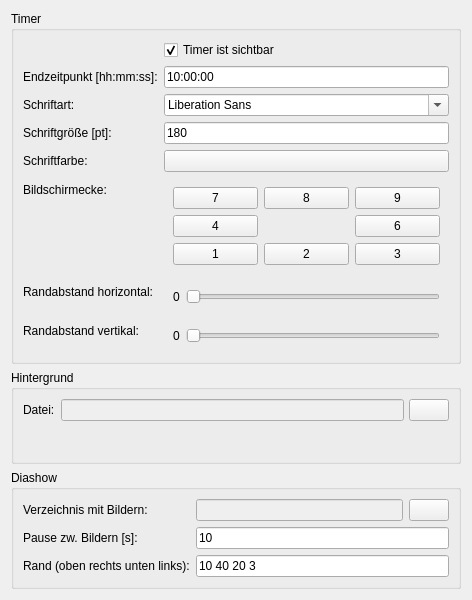
First picture: the form in config.ui, repository wulmer/CountdownApp, before the edit.
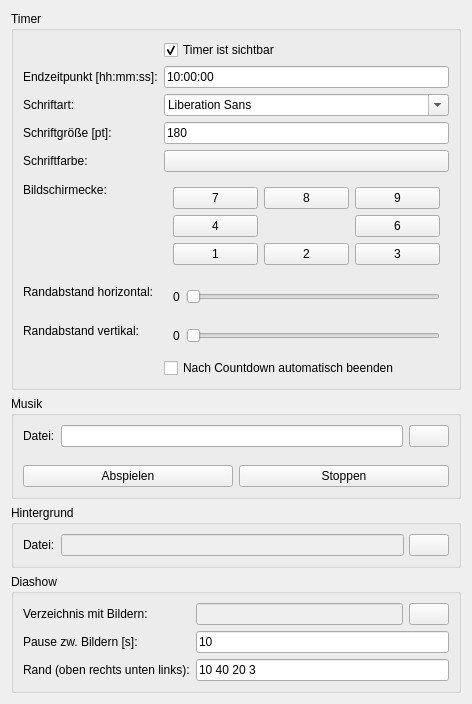
Second picture: the form after the edit.

Commit message: Add music player

The edit to the form file:
```diff
--- a/config.ui
+++ b/config.ui
@@ -211,6 +211,87 @@
         </property>
        </widget>
       </item>
+      <item row="8" column="0">
+       <widget class="QLabel" name="label_13">
+        <property name="text">
+         <string/>
+        </property>
+       </widget>
+      </item>
+      <item row="8" column="1">
+       <widget class="QCheckBox" name="_auto_quit_cb">
+        <property name="text">
+         <string>Nach Countdown automatisch beenden</string>
+        </property>
+       </widget>
+      </item>
+     </layout>
+    </widget>
+   </item>
+   <item>
+    <widget class="QGroupBox" name="groupBox_4">
+     <property name="title">
+      <string>Musik</string>
+     </property>
+     <layout class="QVBoxLayout" name="verticalLayout">
+      <property name="spacing">
+       <number>0</number>
+      </property>
+      <property name="leftMargin">
+       <number>0</number>
+      </property>
+      <property name="topMargin">
+       <number>0</number>
+      </property>
+      <property name="rightMargin">
+       <number>0</number>
+      </property>
+      <property name="bottomMargin">
+       <number>0</number>
+      </property>
+      <item>
+       <widget class="QWidget" name="widget_6" native="true">
+        <layout class="QHBoxLayout" name="horizontalLayout_5">
+         <item>
+          <widget class="QLabel" name="label_12">
+           <property name="text">
+            <string>Datei:</string>
+           </property>
+          </widget>
+         </item>
+         <item>
+          <widget class="QLineEdit" name="_music_fn_label"/>
+         </item>
+         <item>
+          <widget class="QPushButton" name="_music_fn_button">
+           <property name="text">
+            <string/>
+           </property>
+          </widget>
+         </item>
+        </layout>
+       </widget>
+      </item>
+      <item>
+       <widget class="QWidget" name="widget_7" native="true">
+        <layout class="QHBoxLayout" name="horizontalLayout_6">
+         <item>
+          <widget class="QPushButton" name="_music_play_button">
+           <property name="text">
+            <string>Abspielen</string>
+           </property>
+          </widget>
+         </item>
+         <item>
+          <widget class="QPushButton" name="_music_stop_button">
+           <property name="text">
+            <string>Stoppen</string>
+           </property>
+          </widget>
+         </item>
+        </layout>
+       </widget>
+      </item>
      </layout>
     </widget>
    </item>
```
The commit also changes 5 other files.
